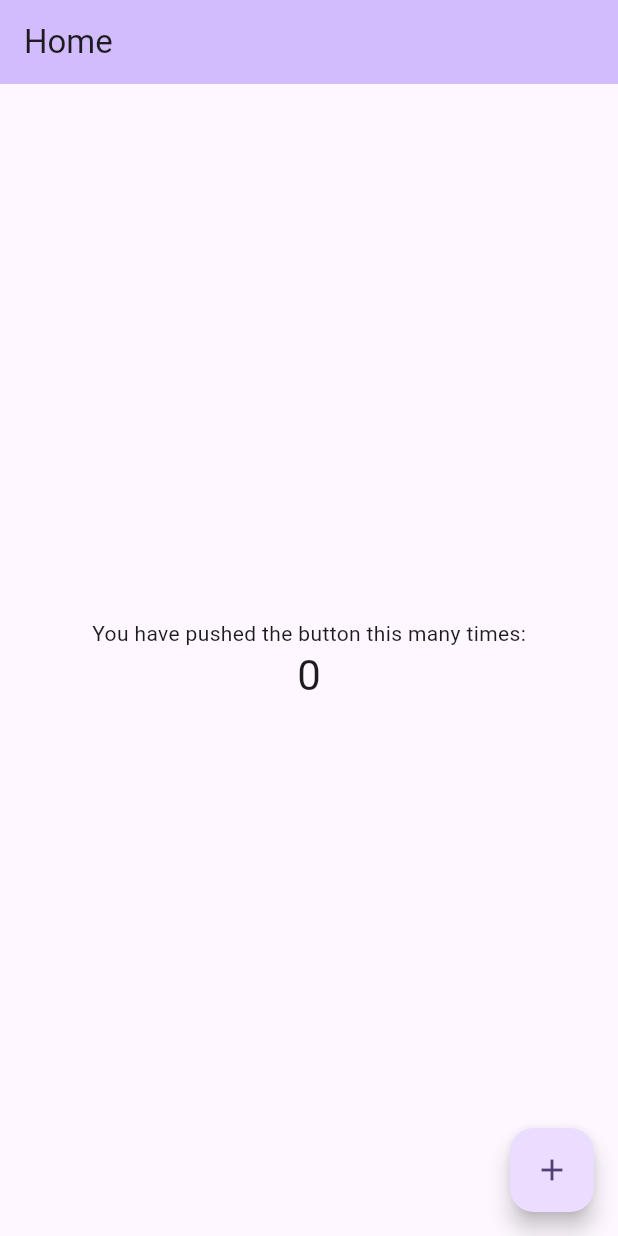
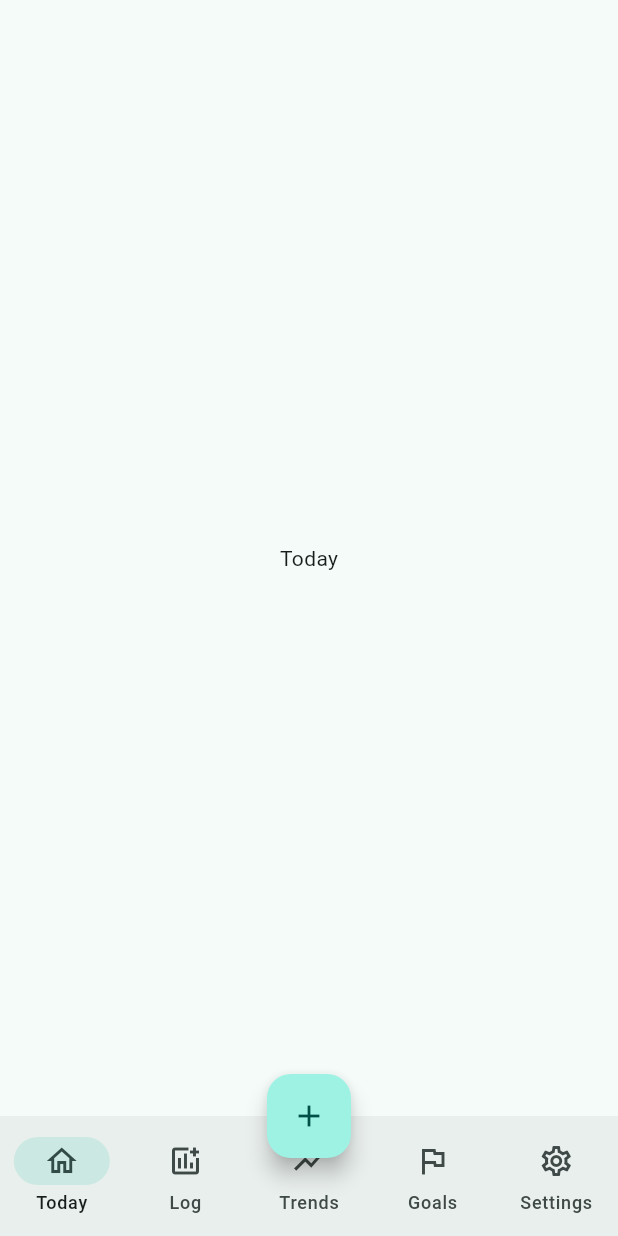
Before and after one commit to munkhaus/calories, a Flutter app: the screen it shows after launch, on a phone screen of 412 x 824 dp. Run offline on Flutter 3.47's test engine with Material 3 defaults, Android fonts, the phone set to English and light mode, and no system bars; our stand-ins replace dio, get_it, go_router.

Commit message:
feat(step-01): add tabbed navigation shell, placeholder pages, onboarding gate; update theme and widget test

```diff
--- a/lib/core/router/app_router.dart
+++ b/lib/core/router/app_router.dart
@@ -1,16 +1,72 @@
-import 'package:calories/home/presentation/home_page.dart';
+import 'package:calories/core/shell/root_shell.dart';
+import 'package:calories/goals/presentation/goals_page.dart';
+import 'package:calories/log/presentation/log_page.dart';
+import 'package:calories/onboarding/presentation/onboarding_page.dart';
+import 'package:calories/settings/presentation/settings_page.dart';
+import 'package:calories/today/presentation/today_page.dart';
+import 'package:calories/trends/presentation/trends_page.dart';
 import 'package:flutter/widgets.dart';
 import 'package:go_router/go_router.dart';
 
 /// Application-wide router configuration.
 class AppRouter {
+  /// Temporary in-memory onboarding flag (replace with persisted setting later).
+  static bool _onboardingCompleted = true;
+
   /// Global [GoRouter] instance.
   static final GoRouter router = GoRouter(
+    redirect: (BuildContext context, GoRouterState state) {
+      final String location = state.uri.toString();
+      final bool isOnboardingRoute = location == '/onboarding';
+      if (!_onboardingCompleted && !isOnboardingRoute) {
+        return '/onboarding';
+      }
+      if (_onboardingCompleted && isOnboardingRoute) {
+        return '/today';
+      }
+      return null;
+    },
     routes: <RouteBase>[
       GoRoute(
-        path: '/',
+        path: '/onboarding',
         builder: (BuildContext context, GoRouterState state) =>
-            const MyHomePage(title: 'Home'),
+            const OnboardingPage(),
+      ),
+      ShellRoute(
+        builder: (BuildContext context, GoRouterState state, Widget child) {
+          return RootShell(child: child);
+        },
+        routes: <RouteBase>[
+          GoRoute(
+            path: '/',
+            redirect: (BuildContext context, GoRouterState state) => '/today',
+          ),
+          GoRoute(
+            path: '/today',
+            builder: (BuildContext context, GoRouterState state) =>
+                const TodayPage(),
+          ),
+          GoRoute(
+            path: '/log',
+            builder: (BuildContext context, GoRouterState state) =>
+                const LogPage(),
+          ),
+          GoRoute(
+            path: '/trends',
+            builder: (BuildContext context, GoRouterState state) =>
+                const TrendsPage(),
+          ),
+          GoRoute(
+            path: '/goals',
+            builder: (BuildContext context, GoRouterState state) =>
+                const GoalsPage(),
+          ),
+          GoRoute(
+            path: '/settings',
+            builder: (BuildContext context, GoRouterState state) =>
+                const SettingsPage(),
+          ),
+        ],
       ),
     ],
   );
--- /dev/null
+++ b/lib/core/shell/root_shell.dart
@@ -0,0 +1,61 @@
+import 'package:flutter/material.dart';
+import 'package:go_router/go_router.dart';
+
+class RootShell extends StatefulWidget {
+  const RootShell({required this.child, super.key});
+
+  final Widget child;
+
+  @override
+  State<RootShell> createState() => _RootShellState();
+}
+
+class _RootShellState extends State<RootShell> {
+  static const List<_TabSpec> _tabs = <_TabSpec>[
+    _TabSpec(location: '/today', icon: Icons.home_outlined, label: 'Today'),
+    _TabSpec(location: '/log', icon: Icons.add_chart_outlined, label: 'Log'),
+    _TabSpec(location: '/trends', icon: Icons.show_chart, label: 'Trends'),
+    _TabSpec(location: '/goals', icon: Icons.flag_outlined, label: 'Goals'),
+    _TabSpec(location: '/settings', icon: Icons.settings_outlined, label: 'Settings'),
+  ];
+
+  int _currentIndexFromLocation(String location) {
+    final int index = _tabs.indexWhere((t) => location.startsWith(t.location));
+    return index == -1 ? 0 : index;
+  }
+
+  @override
+  Widget build(BuildContext context) {
+    final String currentLocation = GoRouterState.of(context).uri.toString();
+    final int currentIndex = _currentIndexFromLocation(currentLocation);
+
+    return Scaffold(
+      body: SafeArea(child: widget.child),
+      floatingActionButtonLocation: FloatingActionButtonLocation.centerDocked,
+      floatingActionButton: FloatingActionButton(
+        onPressed: () => context.go('/log'),
+        child: const Icon(Icons.add),
+      ),
+      bottomNavigationBar: NavigationBar(
+        selectedIndex: currentIndex,
+        onDestinationSelected: (int index) => context.go(_tabs[index].location),
+        destinations: _tabs
+            .map(
+              (t) => NavigationDestination(
+                icon: Icon(t.icon),
+                label: t.label,
+              ),
+            )
+            .toList(),
+      ),
+    );
+  }
+}
+
+class _TabSpec {
+  const _TabSpec({required this.location, required this.icon, required this.label});
+
+  final String location;
+  final IconData icon;
+  final String label;
+}
--- a/lib/main.dart
+++ b/lib/main.dart
@@ -18,7 +18,8 @@ class MyApp extends StatelessWidget {
     return MaterialApp.router(
       title: 'Calories',
       theme: ThemeData(
-        colorScheme: ColorScheme.fromSeed(seedColor: Colors.deepPurple),
+        useMaterial3: true,
+        colorScheme: ColorScheme.fromSeed(seedColor: Colors.teal),
       ),
       routerConfig: AppRouter.router,
     );
--- /dev/null
+++ b/lib/today/presentation/today_page.dart
@@ -0,0 +1,10 @@
+import 'package:flutter/material.dart';
+
+class TodayPage extends StatelessWidget {
+  const TodayPage({super.key});
+
+  @override
+  Widget build(BuildContext context) {
+    return const Center(child: Text('Today'));
+  }
+}
```
Also changed, not shown: lib/goals/presentation/goals_page.dart (added, +10 -0 lines), lib/log/presentation/log_page.dart (added, +10 -0 lines), lib/onboarding/presentation/onboarding_page.dart (added, +12 -0 lines), lib/settings/presentation/settings_page.dart (added, +10 -0 lines), lib/trends/presentation/trends_page.dart (added, +10 -0 lines), 1 other file.
